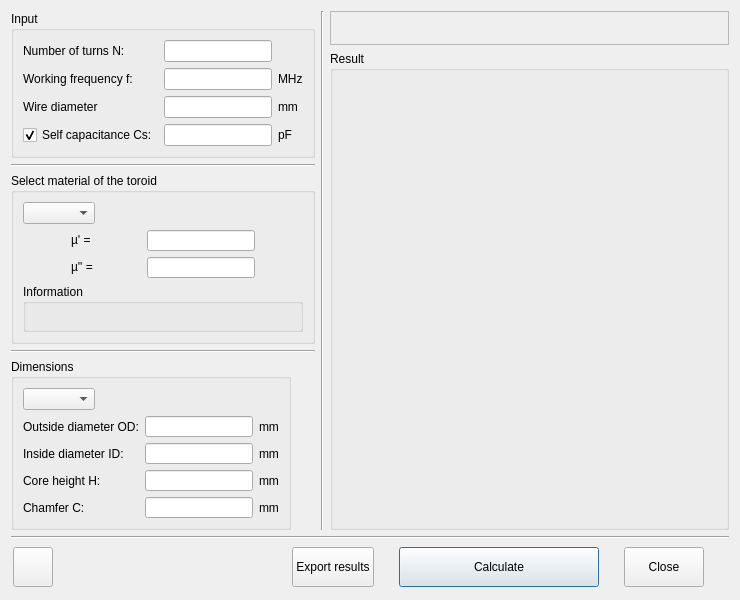
radioacoustick/Coil64, file rf_toroid.ui: the form before one commit.
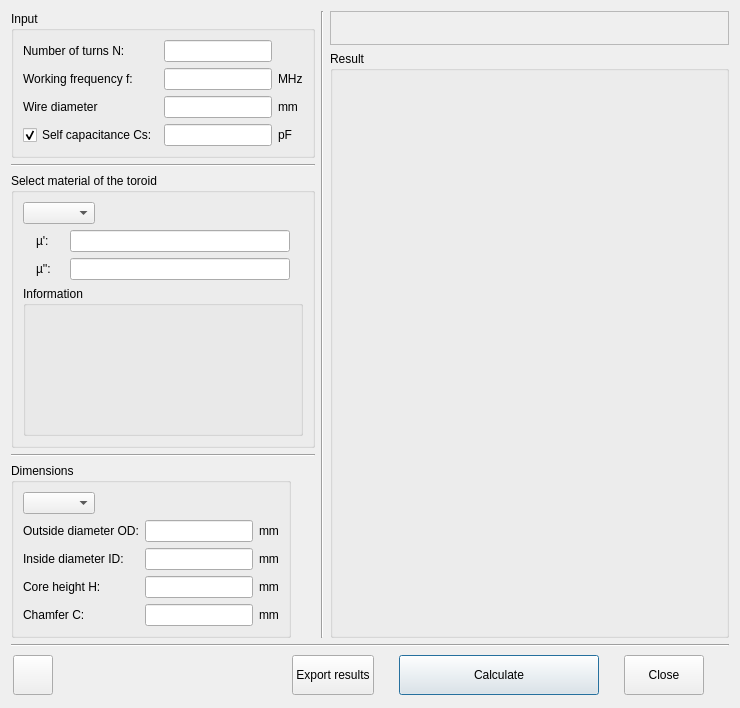
The form after the commit. Icons and pictures are not drawn.

```diff
--- a/rf_toroid.ui
+++ b/rf_toroid.ui
@@ -10,7 +10,7 @@
     <x>0</x>
     <y>0</y>
     <width>740</width>
-    <height>600</height>
+    <height>708</height>
    </rect>
   </property>
   <property name="minimumSize">
@@ -235,18 +235,24 @@
                </sizepolicy>
               </property>
               <property name="text">
-               <string notr="true">µ'' =</string>
+               <string notr="true">µ'':</string>
               </property>
              </widget>
             </item>
             <item row="1" column="1">
              <widget class="QLineEdit" name="lineEdit_mu1">
               <property name="sizePolicy">
-               <sizepolicy hsizetype="Fixed" vsizetype="Fixed">
+               <sizepolicy hsizetype="Minimum" vsizetype="Fixed">
                 <horstretch>0</horstretch>
                 <verstretch>0</verstretch>
                </sizepolicy>
               </property>
+              <property name="maximumSize">
+               <size>
+                <width>220</width>
+                <height>16777215</height>
+               </size>
+              </property>
               <property name="text">
                <string notr="true"/>
               </property>
@@ -261,18 +267,24 @@
                </sizepolicy>
               </property>
               <property name="text">
-               <string notr="true">µ' =</string>
+               <string notr="true">µ':</string>
               </property>
              </widget>
             </item>
             <item row="2" column="1">
              <widget class="QLineEdit" name="lineEdit_mu2">
               <property name="sizePolicy">
-               <sizepolicy hsizetype="Fixed" vsizetype="Fixed">
+               <sizepolicy hsizetype="Minimum" vsizetype="Fixed">
                 <horstretch>0</horstretch>
                 <verstretch>0</verstretch>
                </sizepolicy>
               </property>
+              <property name="maximumSize">
+               <size>
+                <width>220</width>
+                <height>16777215</height>
+               </size>
+              </property>
               <property name="text">
                <string notr="true"/>
               </property>
```
Left out of the diff: 38 changed lines with no effect on the pictures.
